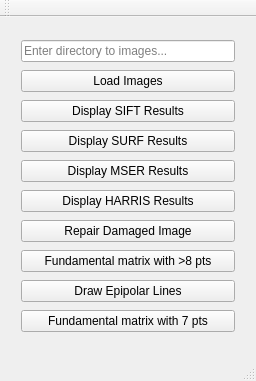
Qt form phase1/ui/mainwindow.ui (dbs0412247/comp5421) before a commit.
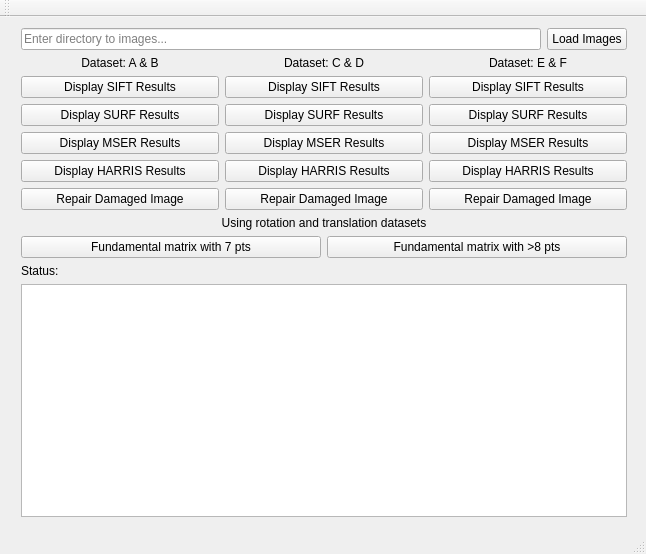
The same form after that commit.

```diff
--- a/phase1/ui/mainwindow.ui
+++ b/phase1/ui/mainwindow.ui
@@ -2,29 +2,34 @@
 <ui version="4.0">
  <class>MainWindow</class>
  <widget class="QMainWindow" name="MainWindow">
+  <property name="enabled">
+   <bool>true</bool>
+  </property>
   <property name="geometry">
    <rect>
     <x>0</x>
     <y>0</y>
-    <width>256</width>
-    <height>381</height>
+    <width>646</width>
+    <height>554</height>
    </rect>
   </property>
   <property name="windowTitle">
    <string>MainWindow</string>
   </property>
   <widget class="QWidget" name="centralWidget">
-   <widget class="QWidget" name="layoutWidget">
+   <widget class="QWidget" name="">
     <property name="geometry">
      <rect>
       <x>10</x>
-      <y>10</y>
-      <width>236</width>
-      <height>326</height>
+      <y>0</y>
+      <width>628</width>
+      <height>511</height>
      </rect>
     </property>
     <layout class="QVBoxLayout" name="verticalLayout">
      <item>
+      <layout class="QHBoxLayout" name="horizontalLayout">
+       <item>
       <widget class="QLineEdit" name="lineEdit_ImageDirectory">
        <property name="placeholderText">
         <string>Enter directory to images...</string>
@@ -32,7 +37,7 @@
       </widget>
      </item>
      <item>
-      <widget class="QPushButton" name="pushButton_loadImagesFromDirectory">
+        <widget class="QPushButton" name="pushButton_LoadImagesFromDirectory">
        <property name="acceptDrops">
         <bool>false</bool>
        </property>
@@ -41,6 +46,44 @@
        </property>
       </widget>
      </item>
+      </layout>
+     </item>
+     <item>
+      <layout class="QHBoxLayout" name="horizontalLayout_8">
+       <item>
+        <widget class="QLabel" name="label">
+         <property name="text">
+          <string>Dataset: A &amp; B</string>
+         </property>
+         <property name="alignment">
+          <set>Qt::AlignCenter</set>
+         </property>
+        </widget>
+       </item>
+       <item>
+        <widget class="QLabel" name="label_2">
+         <property name="text">
+          <string>Dataset: C &amp; D</string>
+         </property>
+         <property name="alignment">
+          <set>Qt::AlignCenter</set>
+         </property>
+        </widget>
+       </item>
+       <item>
+        <widget class="QLabel" name="label_3">
+         <property name="text">
+          <string>Dataset: E &amp; F</string>
+         </property>
+         <property name="alignment">
+          <set>Qt::AlignCenter</set>
+         </property>
+        </widget>
+       </item>
+      </layout>
+     </item>
+     <item>
+      <layout class="QHBoxLayout" name="horizontalLayout_2">
      <item>
       <widget class="QPushButton" name="pushButton_DisplaySIFT">
        <property name="text">
@@ -49,6 +92,24 @@
       </widget>
      </item>
      <item>
+        <widget class="QPushButton" name="pushButton_DisplaySIFT_2">
+         <property name="text">
+          <string>Display SIFT Results</string>
+         </property>
+        </widget>
+       </item>
+       <item>
+        <widget class="QPushButton" name="pushButton_DisplaySIFT_3">
+         <property name="text">
+          <string>Display SIFT Results</string>
+         </property>
+        </widget>
+       </item>
+      </layout>
+     </item>
+     <item>
+      <layout class="QHBoxLayout" name="horizontalLayout_3">
+       <item>
       <widget class="QPushButton" name="pushButton_DisplaySURF">
        <property name="text">
         <string>Display SURF Results</string>
@@ -56,6 +117,24 @@
       </widget>
      </item>
      <item>
+        <widget class="QPushButton" name="pushButton_DisplaySURF_2">
+         <property name="text">
+          <string>Display SURF Results</string>
+         </property>
+        </widget>
+       </item>
+       <item>
+        <widget class="QPushButton" name="pushButton_DisplaySURF_3">
+         <property name="text">
+          <string>Display SURF Results</string>
+         </property>
+        </widget>
+       </item>
+      </layout>
+     </item>
+     <item>
+      <layout class="QHBoxLayout" name="horizontalLayout_4">
+       <item>
       <widget class="QPushButton" name="pushButton_DisplayMSER">
        <property name="text">
         <string>Display MSER Results</string>
@@ -63,6 +142,24 @@
       </widget>
      </item>
      <item>
+        <widget class="QPushButton" name="pushButton_DisplayMSER_2">
+         <property name="text">
+          <string>Display MSER Results</string>
+         </property>
+        </widget>
+       </item>
+       <item>
+        <widget class="QPushButton" name="pushButton_DisplayMSER_3">
+         <property name="text">
+          <string>Display MSER Results</string>
+         </property>
+        </widget>
+       </item>
+      </layout>
+     </item>
+     <item>
+      <layout class="QHBoxLayout" name="horizontalLayout_5">
+       <item>
       <widget class="QPushButton" name="pushButton_DisplayHARRIS">
        <property name="text">
         <string>Display HARRIS Results</string>
@@ -70,6 +167,24 @@
       </widget>
      </item>
      <item>
+        <widget class="QPushButton" name="pushButton_DisplayHARRIS_2">
+         <property name="text">
+          <string>Display HARRIS Results</string>
+         </property>
+        </widget>
+       </item>
+       <item>
+        <widget class="QPushButton" name="pushButton_DisplayHARRIS_3">
+         <property name="text">
+          <string>Display HARRIS Results</string>
+         </property>
+        </widget>
+       </item>
+      </layout>
+     </item>
+     <item>
+      <layout class="QHBoxLayout" name="horizontalLayout_6">
+       <item>
       <widget class="QPushButton" name="pushButton_DisplayRepair">
        <property name="text">
         <string>Repair Damaged Image</string>
@@ -77,23 +192,66 @@
       </widget>
      </item>
      <item>
-      <widget class="QPushButton" name="pushButton_DisplayFund8">
+        <widget class="QPushButton" name="pushButton_DisplayRepair_2">
        <property name="text">
-        <string>Fundamental matrix with &gt;8 pts</string>
+          <string>Repair Damaged Image</string>
        </property>
       </widget>
      </item>
      <item>
-      <widget class="QPushButton" name="pushButton_DisplayFund8Epi">
+        <widget class="QPushButton" name="pushButton_DisplayRepair_3">
        <property name="text">
-        <string>Draw Epipolar Lines</string>
+          <string>Repair Damaged Image</string>
        </property>
       </widget>
      </item>
+      </layout>
+     </item>
+     <item>
+      <widget class="QLabel" name="label_4">
+       <property name="text">
+        <string>Using rotation and translation datasets</string>
+       </property>
+       <property name="alignment">
+        <set>Qt::AlignCenter</set>
+       </property>
+      </widget>
+     </item>
+     <item>
+      <layout class="QHBoxLayout" name="horizontalLayout_7">
      <item>
       <widget class="QPushButton" name="pushButton_DisplayFund7">
        <property name="text">
         <string>Fundamental matrix with 7 pts</string>
+         </property>
+        </widget>
+       </item>
+       <item>
+        <widget class="QPushButton" name="pushButton_DisplayFund8">
+         <property name="text">
+          <string>Fundamental matrix with &gt;8 pts</string>
+         </property>
+        </widget>
+       </item>
+      </layout>
+     </item>
+     <item>
+      <widget class="QLabel" name="label_5">
+       <property name="text">
+        <string>Status:</string>
+       </property>
+      </widget>
+     </item>
+     <item>
+      <widget class="QTextEdit" name="textEdit_DisplayStatus">
+       <property name="acceptDrops">
+        <bool>false</bool>
+       </property>
+       <property name="horizontalScrollBarPolicy">
+        <enum>Qt::ScrollBarAlwaysOff</enum>
+       </property>
+       <property name="readOnly">
+        <bool>true</bool>
        </property>
       </widget>
      </item>
```
Left out of the diff: 2 changed lines with no effect on the pictures. Lines whose indentation alone changed are shown as unchanged.
